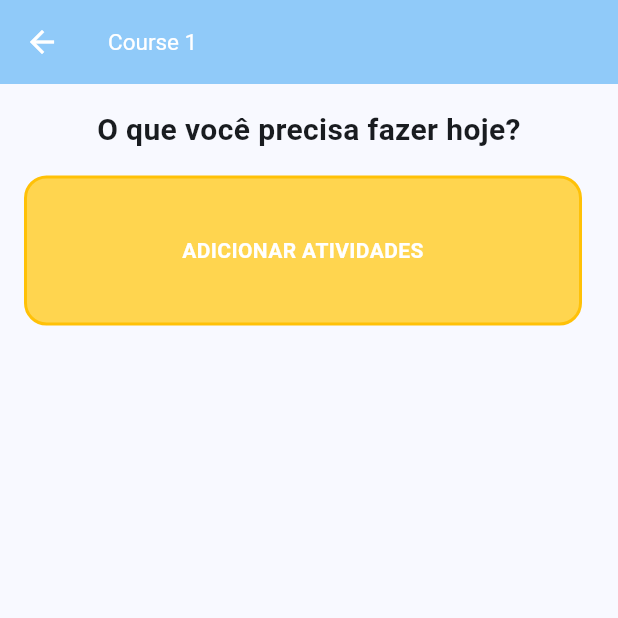
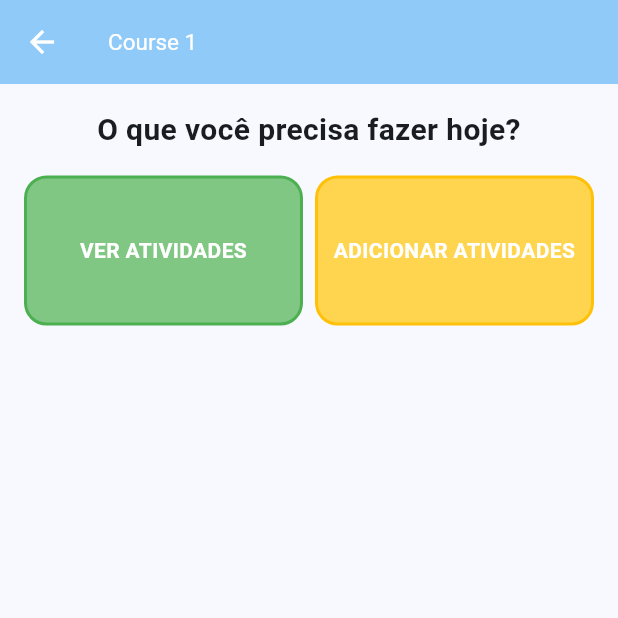
Before and after one commit to rayssamontecchiari/easyFacul, a Flutter app: the courseDetails screen opened directly with sample values from the repository, on a phone screen of 412 x 824 dp, the top half of it. Run offline on Flutter 3.47's test engine with Material 2 defaults, Android fonts, the light colour scheme and no system bars.

Commit message:
fix: ajusta parte de adicionar e visualizar atividades de um curso

```diff
--- a/lib/context/context.dart
+++ b/lib/context/context.dart
@@ -18,6 +18,7 @@ class Course {
   }) : _id = Uuid().v4();
 
   String get id => _id;
+  List<Activity> get _activities => activities;
 
   void addActivity(Activity activity) {
     activities.add(activity);
@@ -45,7 +46,18 @@ class User with ChangeNotifier {
       classTime: '8:00 AM',
       professor: 'Professor A',
       period: 'Spring 2023',
-      activities: [],
+      activities: [
+        Activity(
+            type: "prova",
+            value: "10",
+            date: "25/06/2032",
+            content: "ordens parciais"),
+        Activity(
+            type: "trabalho",
+            value: "5",
+            date: "25/06/2032",
+            content: "ordens parciais, ordens parciais , ordens parciais"),
+      ],
     ),
     Course(
       name: 'Course 2',
@@ -129,4 +141,11 @@ class User with ChangeNotifier {
     currentCourse.addActivity(activity);
     notifyListeners();
   }
+
+  List<Activity> getActivitiesFromCourse(String courseId) {
+    Course currentCourse =
+        courses.firstWhere((element) => element.id == courseId);
+
+    return currentCourse._activities;
+  }
 }
--- a/lib/home_page.dart
+++ b/lib/home_page.dart
@@ -1,7 +1,7 @@
-import 'package:easy_facul/otherPages/add_course.dart';
+import 'package:easy_facul/otherPages/courses/add_course.dart';
 import 'package:flutter/material.dart';
 
-import 'otherPages/view_courses.dart';
+import 'otherPages/courses/view_courses.dart';
 
 class HomePage extends StatelessWidget {
   const HomePage({Key? key}) : super(key: key);
--- a/lib/otherPages/course_details.dart
+++ b/lib/otherPages/courses/course_details.dart
@@ -1,6 +1,7 @@
 import 'package:easy_facul/context/context.dart';
-import 'package:easy_facul/otherPages/add_activity.dart';
-import 'package:easy_facul/otherPages/add_course.dart';
+import 'package:easy_facul/otherPages/activities/add_activity.dart';
+import 'package:easy_facul/otherPages/activities/view_activities.dart';
+import 'package:easy_facul/otherPages/courses/add_course.dart';
 import 'package:easy_facul/utils/app_bar.dart';
 import 'package:flutter/material.dart';
 import 'package:provider/provider.dart';
@@ -48,6 +49,42 @@ class _courseDetailsState extends State<courseDetails> {
                           Navigator.push(
                             context,
                             MaterialPageRoute(
+                              builder: (_) => viewActivities(
+                                idCurrentCourse: widget.currentCourse.id,
+                              ),
+                            ),
+                          )
+                        },
+                        child: Container(
+                          decoration: BoxDecoration(
+                            color: Colors.green[300],
+                            borderRadius: BorderRadius.circular(15),
+                            border: Border.all(
+                              color: Colors.green,
+                              width: 2,
+                            ),
+                          ),
+                          height: 100,
+                          child: const Center(
+                            child: Text(
+                              "VER ATIVIDADES",
+                              style: TextStyle(
+                                color: Colors.white,
+                                fontWeight: FontWeight.bold,
+                              ),
+                              textAlign: TextAlign.center,
+                            ),
+                          ),
+                        ),
+                      ),
+                    ),
+                    SizedBox(width: 8),
+                    Expanded(
+                      child: InkWell(
+                        onTap: () => {
+                          Navigator.push(
+                            context,
+                            MaterialPageRoute(
                               builder: (_) => AddActivity(
                                 idCurrentCourse: widget.currentCourse.id,
                               ),
@@ -77,7 +114,6 @@ class _courseDetailsState extends State<courseDetails> {
                         ),
                       ),
                     ),
-                    SizedBox(width: 8),
                   ],
                 ),
               )
--- a/lib/otherPages/view_courses.dart
+++ b/lib/otherPages/courses/view_courses.dart
@@ -1,9 +1,9 @@
 import 'package:easy_facul/context/context.dart';
-import 'package:easy_facul/otherPages/course_details.dart';
+import 'package:easy_facul/otherPages/courses/course_details.dart';
 import 'package:flutter/material.dart';
 import 'package:provider/provider.dart';
 
-import '../utils/app_bar.dart';
+import '../../utils/app_bar.dart';
 
 class viewCourse extends StatefulWidget {
   viewCourse({Key? key}) : super(key: key);
```
Also changed, not shown: lib/otherPages/activities/view_activities.dart (added, +99 -0 lines), lib/otherPages/activities/add_activity.dart (renamed from lib/otherPages/add_activity.dart), lib/otherPages/courses/add_course.dart (renamed from lib/otherPages/add_course.dart).
